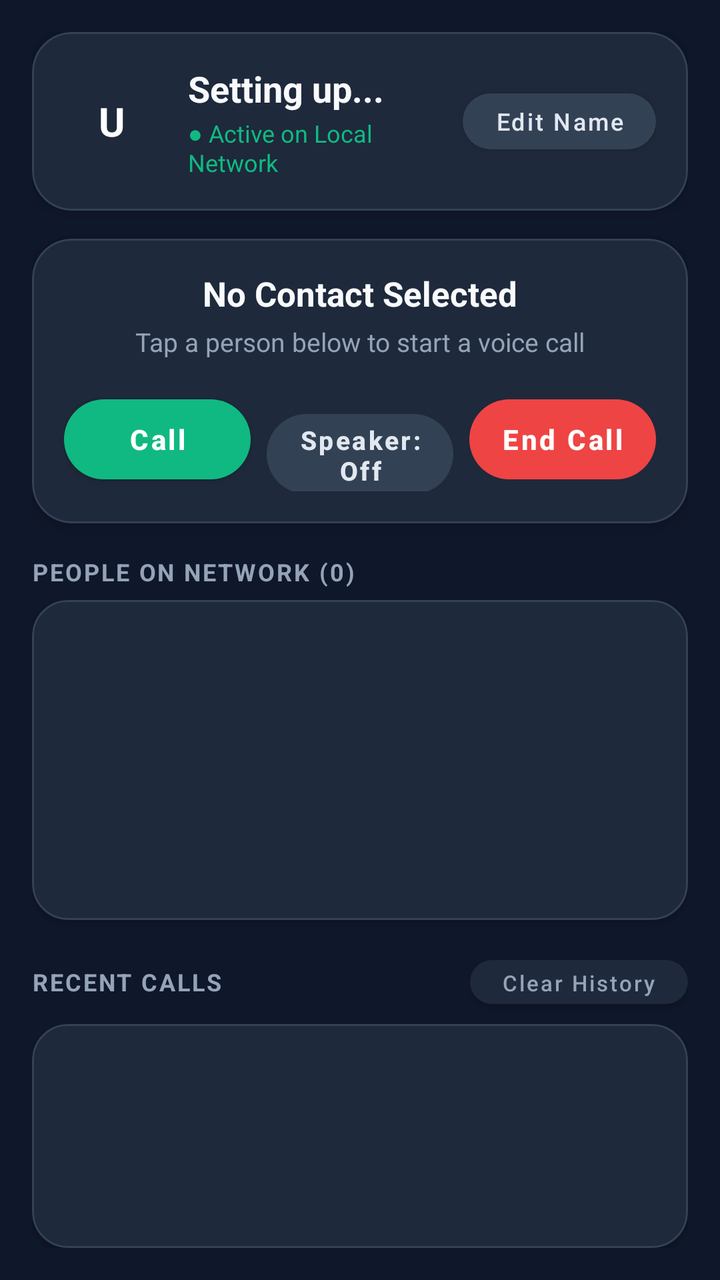
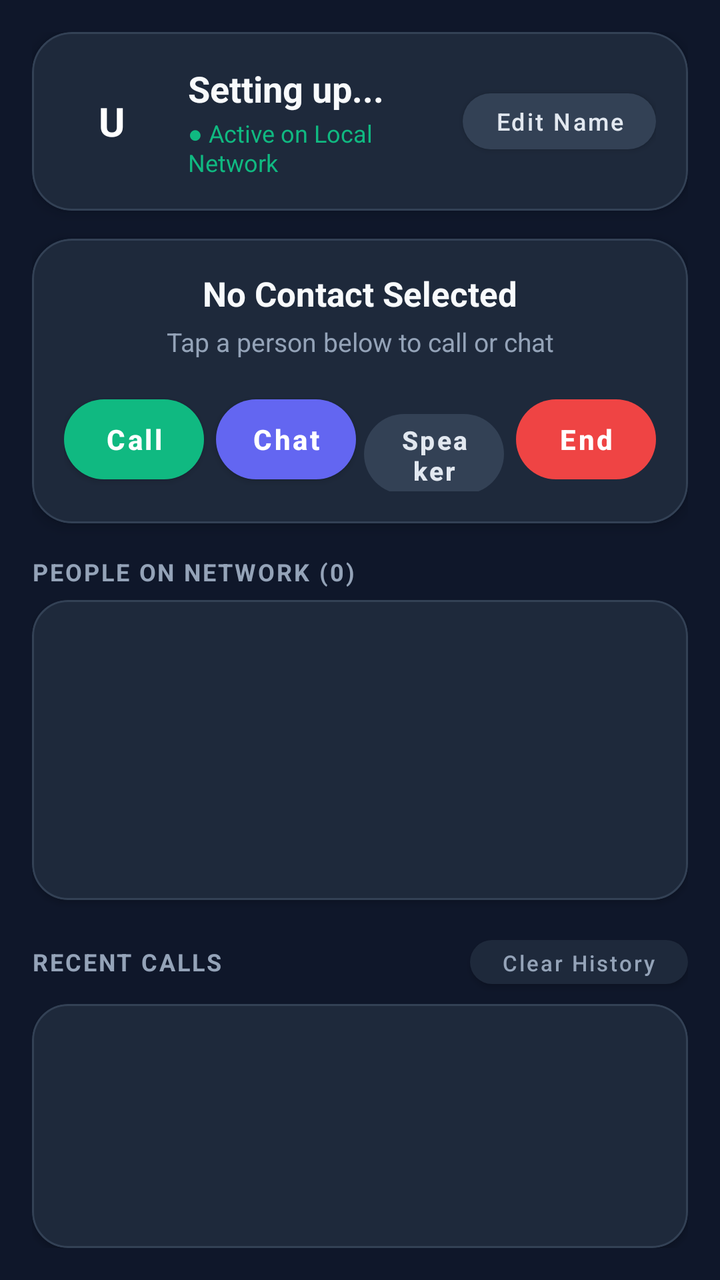

Compare the two renders of this Android layout. The source of the first and the diff that turns it into the second are given below.
<!-- AndroidManifest.xml: application theme Theme.MaterialComponents.DayNight.NoActionBar -->
<!-- res/layout/activity_main.xml -->
<?xml version="1.0" encoding="utf-8"?>
<LinearLayout xmlns:android="http://schemas.android.com/apk/res/android"
    xmlns:app="http://schemas.android.com/apk/res-auto"
    android:layout_width="match_parent"
    android:layout_height="match_parent"
    android:orientation="vertical"
    android:background="#0F172A"
    android:padding="16dp">

    <com.google.android.material.card.MaterialCardView
        android:layout_width="match_parent"
        android:layout_height="wrap_content"
        app:cardBackgroundColor="#1E293B"
        app:cardCornerRadius="20dp"
        app:cardElevation="4dp"
        app:strokeColor="#334155"
        app:strokeWidth="1dp">

        <LinearLayout
            android:layout_width="match_parent"
            android:layout_height="wrap_content"
            android:orientation="horizontal"
            android:padding="16dp"
            android:gravity="center_vertical">

            <TextView
                android:id="@+id/tvAvatarInitial"
                android:layout_width="48dp"
                android:layout_height="48dp"
                android:gravity="center"
                android:text="U"
                android:textColor="#FFFFFF"
                android:textSize="20sp"
                android:textStyle="bold" />

            <LinearLayout
                android:layout_width="0dp"
                android:layout_height="wrap_content"
                android:layout_weight="1"
                android:orientation="vertical"
                android:layout_marginStart="14dp">

                <TextView
                    android:id="@+id/tvUsername"
                    android:layout_width="wrap_content"
                    android:layout_height="wrap_content"
                    android:text="Setting up..."
                    android:textColor="#F8FAFC"
                    android:textSize="18sp"
                    android:textStyle="bold" />

                <TextView
                    android:id="@+id/tvNetworkStatus"
                    android:layout_width="wrap_content"
                    android:layout_height="wrap_content"
                    android:text="● Active on Local Network"
                    android:textColor="#10B981"
                    android:textSize="12sp"
                    android:layout_marginTop="2dp" />
            </LinearLayout>

            <com.google.android.material.button.MaterialButton
                android:id="@+id/btnChangeName"
                android:layout_width="wrap_content"
                android:layout_height="40dp"
                android:text="Edit Name"
                android:textSize="12sp"
                android:textAllCaps="false"
                android:textColor="#E2E8F0"
                app:backgroundTint="#334155"
                app:cornerRadius="20dp" />
        </LinearLayout>
    </com.google.android.material.card.MaterialCardView>

    <com.google.android.material.card.MaterialCardView
        android:id="@+id/cardStatus"
        android:layout_width="match_parent"
        android:layout_height="wrap_content"
        android:layout_marginTop="14dp"
        app:cardBackgroundColor="#1E293B"
        app:cardCornerRadius="20dp"
        app:cardElevation="4dp"
        app:strokeColor="#334155"
        app:strokeWidth="1dp">

        <LinearLayout
            android:layout_width="match_parent"
            android:layout_height="wrap_content"
            android:orientation="vertical"
            android:padding="16dp">

            <TextView
                android:id="@+id/tvStatusTitle"
                android:layout_width="match_parent"
                android:layout_height="wrap_content"
                android:text="No Contact Selected"
                android:textColor="#F8FAFC"
                android:textSize="17sp"
                android:textStyle="bold"
                android:gravity="center" />

            <TextView
                android:id="@+id/tvStatusSubtitle"
                android:layout_width="match_parent"
                android:layout_height="wrap_content"
                android:text="Tap a person below to start a voice call"
                android:textColor="#94A3B8"
                android:textSize="13sp"
                android:gravity="center"
                android:layout_marginTop="4dp" />

            <LinearLayout
                android:layout_width="match_parent"
                android:layout_height="wrap_content"
                android:orientation="horizontal"
                android:layout_marginTop="14dp">

                <com.google.android.material.button.MaterialButton
                    android:id="@+id/btnCall"
                    android:layout_width="0dp"
                    android:layout_height="52dp"
                    android:layout_weight="1"
                    android:text="Call"
                    android:textSize="14sp"
                    android:textStyle="bold"
                    android:textAllCaps="false"
                    android:textColor="#FFFFFF"
                    app:backgroundTint="#10B981"
                    app:cornerRadius="26dp"
                    android:layout_marginEnd="4dp" />

                <com.google.android.material.button.MaterialButton
                    android:id="@+id/btnSpeaker"
                    android:layout_width="0dp"
                    android:layout_height="52dp"
                    android:layout_weight="1"
                    android:text="Speaker: Off"
                    android:textSize="13sp"
                    android:textStyle="bold"
                    android:textAllCaps="false"
                    android:textColor="#E2E8F0"
                    android:enabled="false"
                    app:backgroundTint="#334155"
                    app:cornerRadius="26dp"
                    android:layout_marginStart="4dp"
                    android:layout_marginEnd="4dp" />

                <com.google.android.material.button.MaterialButton
                    android:id="@+id/btnEndCall"
                    android:layout_width="0dp"
                    android:layout_height="52dp"
                    android:layout_weight="1"
                    android:text="End Call"
                    android:textSize="14sp"
                    android:textStyle="bold"
                    android:textAllCaps="false"
                    android:textColor="#FFFFFF"
                    android:enabled="false"
                    app:backgroundTint="#EF4444"
                    app:cornerRadius="26dp"
                    android:layout_marginStart="4dp" />
            </LinearLayout>
        </LinearLayout>
    </com.google.android.material.card.MaterialCardView>

    <TextView
        android:id="@+id/tvDeviceCount"
        android:layout_width="match_parent"
        android:layout_height="wrap_content"
        android:text="PEOPLE ON NETWORK (0)"
        android:textColor="#94A3B8"
        android:textSize="12sp"
        android:textStyle="bold"
        android:letterSpacing="0.08"
        android:layout_marginTop="16dp"
        android:layout_marginBottom="6dp" />

    <com.google.android.material.card.MaterialCardView
        android:layout_width="match_parent"
        android:layout_height="160dp"
        app:cardBackgroundColor="#1E293B"
        app:cardCornerRadius="18dp"
        app:cardElevation="2dp"
        app:strokeColor="#334155"
        app:strokeWidth="1dp">

        <ListView
            android:id="@+id/lvDevices"
            android:layout_width="match_parent"
            android:layout_height="match_parent"
            android:divider="@android:color/transparent"
            android:dividerHeight="6dp"
            android:padding="8dp"
            android:clipToPadding="false" />
    </com.google.android.material.card.MaterialCardView>

    <LinearLayout
        android:layout_width="match_parent"
        android:layout_height="wrap_content"
        android:orientation="horizontal"
        android:gravity="center_vertical"
        android:layout_marginTop="14dp"
        android:layout_marginBottom="4dp">

        <TextView
            android:layout_width="0dp"
            android:layout_height="wrap_content"
            android:layout_weight="1"
            android:text="RECENT CALLS"
            android:textColor="#94A3B8"
            android:textSize="12sp"
            android:textStyle="bold"
            android:letterSpacing="0.08" />

        <com.google.android.material.button.MaterialButton
            android:id="@+id/btnClearLogs"
            android:layout_width="wrap_content"
            android:layout_height="34dp"
            android:text="Clear History"
            android:textSize="11sp"
            android:textAllCaps="false"
            android:textColor="#94A3B8"
            app:backgroundTint="#1E293B"
            app:cornerRadius="17dp" />
    </LinearLayout>

    <com.google.android.material.card.MaterialCardView
        android:layout_width="match_parent"
        android:layout_height="0dp"
        android:layout_weight="1"
        app:cardBackgroundColor="#1E293B"
        app:cardCornerRadius="18dp"
        app:cardElevation="2dp"
        app:strokeColor="#334155"
        app:strokeWidth="1dp">

        <ListView
            android:id="@+id/lvCallLogs"
            android:layout_width="match_parent"
            android:layout_height="match_parent"
            android:divider="#334155"
            android:dividerHeight="1dp"
            android:padding="8dp"
            android:clipToPadding="false" />
    </com.google.android.material.card.MaterialCardView>

</LinearLayout>
<!-- resources referenced by this layout -->
<resources>

</resources>

<!-- the commit's change to res/layout/activity_main.xml (unified diff, before → after) -->
@@ -1,247 +1,385 @@
 <?xml version="1.0" encoding="utf-8"?>
-<LinearLayout xmlns:android="http://schemas.android.com/apk/res/android"
+<FrameLayout xmlns:android="http://schemas.android.com/apk/res/android"
     xmlns:app="http://schemas.android.com/apk/res-auto"
+    android:id="@+id/rootContainer"
     android:layout_width="match_parent"
     android:layout_height="match_parent"
-    android:orientation="vertical"
-    android:background="#0F172A"
-    android:padding="16dp">
-
-    <com.google.android.material.card.MaterialCardView
+    android:background="#0F172A">
+
+    
+    <LinearLayout
+        android:id="@+id/layoutMain"
         android:layout_width="match_parent"
-        android:layout_height="wrap_content"
-        app:cardBackgroundColor="#1E293B"
-        app:cardCornerRadius="20dp"
-        app:cardElevation="4dp"
-        app:strokeColor="#334155"
-        app:strokeWidth="1dp">
-
-        <LinearLayout
-            android:layout_width="match_parent"
-            android:layout_height="wrap_content"
-            android:orientation="horizontal"
-            android:padding="16dp"
-            android:gravity="center_vertical">
-
-            <TextView
-                android:id="@+id/tvAvatarInitial"
-                android:layout_width="48dp"
-                android:layout_height="48dp"
-                android:gravity="center"
-                android:text="U"
-                android:textColor="#FFFFFF"
-                android:textSize="20sp"
-                android:textStyle="bold" />
-
-            <LinearLayout
-                android:layout_width="0dp"
-                android:layout_height="wrap_content"
-                android:layout_weight="1"
-                android:orientation="vertical"
-                android:layout_marginStart="14dp">
-
-                <TextView
-                    android:id="@+id/tvUsername"
-                    android:layout_width="wrap_content"
-                    android:layout_height="wrap_content"
-                    android:text="Setting up..."
-                    android:textColor="#F8FAFC"
-                    android:textSize="18sp"
-                    android:textStyle="bold" />
-
-                <TextView
-                    android:id="@+id/tvNetworkStatus"
-                    android:layout_width="wrap_content"
-                    android:layout_height="wrap_content"
-                    android:text="● Active on Local Network"
-                    android:textColor="#10B981"
-                    android:textSize="12sp"
-                    android:layout_marginTop="2dp" />
-            </LinearLayout>
-
-            <com.google.android.material.button.MaterialButton
-                android:id="@+id/btnChangeName"
-                android:layout_width="wrap_content"
-                android:layout_height="40dp"
-                android:text="Edit Name"
-                android:textSize="12sp"
-                android:textAllCaps="false"
-                android:textColor="#E2E8F0"
-                app:backgroundTint="#334155"
-                app:cornerRadius="20dp" />
-        </LinearLayout>
-    </com.google.android.material.card.MaterialCardView>
-
-    <com.google.android.material.card.MaterialCardView
-        android:id="@+id/cardStatus"
-        android:layout_width="match_parent"
-        android:layout_height="wrap_content"
-        android:layout_marginTop="14dp"
-        app:cardBackgroundColor="#1E293B"
-        app:cardCornerRadius="20dp"
-        app:cardElevation="4dp"
-        app:strokeColor="#334155"
-        app:strokeWidth="1dp">
-
-        <LinearLayout
-            android:layout_width="match_parent"
-            android:layout_height="wrap_content"
-            android:orientation="vertical"
-            android:padding="16dp">
-
-            <TextView
-                android:id="@+id/tvStatusTitle"
-                android:layout_width="match_parent"
-                android:layout_height="wrap_content"
-                android:text="No Contact Selected"
-                android:textColor="#F8FAFC"
-                android:textSize="17sp"
-                android:textStyle="bold"
-                android:gravity="center" />
-
-            <TextView
-                android:id="@+id/tvStatusSubtitle"
-                android:layout_width="match_parent"
-                android:layout_height="wrap_content"
-                android:text="Tap a person below to start a voice call"
-                android:textColor="#94A3B8"
-                android:textSize="13sp"
-                android:gravity="center"
-                android:layout_marginTop="4dp" />
+        android:layout_height="match_parent"
+        android:orientation="vertical"
+        android:padding="16dp">
+
+        <com.google.android.material.card.MaterialCardView
+            android:layout_width="match_parent"
+            android:layout_height="wrap_content"
+            app:cardBackgroundColor="#1E293B"
+            app:cardCornerRadius="20dp"
+            app:cardElevation="4dp"
+            app:strokeColor="#334155"
+            app:strokeWidth="1dp">
 
             <LinearLayout
                 android:layout_width="match_parent"
                 android:layout_height="wrap_content"
                 android:orientation="horizontal"
-                android:layout_marginTop="14dp">
+                android:padding="16dp"
+                android:gravity="center_vertical">
+
+                <TextView
+                    android:id="@+id/tvAvatarInitial"
+                    android:layout_width="48dp"
+                    android:layout_height="48dp"
+                    android:gravity="center"
+                    android:text="U"
+                    android:textColor="#FFFFFF"
+                    android:textSize="20sp"
+                    android:textStyle="bold" />
+
+                <LinearLayout
+                    android:layout_width="0dp"
+                    android:layout_height="wrap_content"
+                    android:layout_weight="1"
+                    android:orientation="vertical"
+                    android:layout_marginStart="14dp">
+
+                    <TextView
+                        android:id="@+id/tvUsername"
+                        android:layout_width="wrap_content"
+                        android:layout_height="wrap_content"
+                        android:text="Setting up..."
+                        android:textColor="#F8FAFC"
+                        android:textSize="18sp"
+                        android:textStyle="bold" />
+
+                    <TextView
+                        android:id="@+id/tvNetworkStatus"
+                        android:layout_width="wrap_content"
+                        android:layout_height="wrap_content"
+                        android:text="● Active on Local Network"
+                        android:textColor="#10B981"
+                        android:textSize="12sp"
+                        android:layout_marginTop="2dp" />
+                </LinearLayout>
 
                 <com.google.android.material.button.MaterialButton
-                    android:id="@+id/btnCall"
-                    android:layout_width="0dp"
-                    android:layout_height="52dp"
-                    android:layout_weight="1"
-                    android:text="Call"
-                    android:textSize="14sp"
-                    android:textStyle="bold"
-                    android:textAllCaps="false"
-                    android:textColor="#FFFFFF"
-                    app:backgroundTint="#10B981"
-                    app:cornerRadius="26dp"
-                    android:layout_marginEnd="4dp" />
-
-                <com.google.android.material.button.MaterialButton
-                    android:id="@+id/btnSpeaker"
-                    android:layout_width="0dp"
-                    android:layout_height="52dp"
-                    android:layout_weight="1"
-                    android:text="Speaker: Off"
-                    android:textSize="13sp"
-                    android:textStyle="bold"
+                    android:id="@+id/btnChangeName"
+                    android:layout_width="wrap_content"
+                    android:layout_height="40dp"
+                    android:text="Edit Name"
+                    android:textSize="12sp"
                     android:textAllCaps="false"
                     android:textColor="#E2E8F0"
-                    android:enabled="false"
                     app:backgroundTint="#334155"
-                    app:cornerRadius="26dp"
-                    android:layout_marginStart="4dp"
-                    android:layout_marginEnd="4dp" />
-
-                <com.google.android.material.button.MaterialButton
-                    android:id="@+id/btnEndCall"
-                    android:layout_width="0dp"
-                    android:layout_height="52dp"
-                    android:layout_weight="1"
-                    android:text="End Call"
-                    android:textSize="14sp"
+                    app:cornerRadius="20dp" />
+            </LinearLayout>
+        </com.google.android.material.card.MaterialCardView>
+
+        <com.google.android.material.card.MaterialCardView
+            android:id="@+id/cardStatus"
+            android:layout_width="match_parent"
+            android:layout_height="wrap_content"
+            android:layout_marginTop="14dp"
+            app:cardBackgroundColor="#1E293B"
+            app:cardCornerRadius="20dp"
+            app:cardElevation="4dp"
+            app:strokeColor="#334155"
+            app:strokeWidth="1dp">
+
+            <LinearLayout
+                android:layout_width="match_parent"
+                android:layout_height="wrap_content"
+                android:orientation="vertical"
+                android:padding="16dp">
+
+                <TextView
+                    android:id="@+id/tvStatusTitle"
+                    android:layout_width="match_parent"
+                    android:layout_height="wrap_content"
+                    android:text="No Contact Selected"
+                    android:textColor="#F8FAFC"
+                    android:textSize="17sp"
                     android:textStyle="bold"
-                    android:textAllCaps="false"
-                    android:textColor="#FFFFFF"
-                    android:enabled="false"
-                    app:backgroundTint="#EF4444"
-                    app:cornerRadius="26dp"
-                    android:layout_marginStart="4dp" />
+                    android:gravity="center" />
+
+                <TextView
+                    android:id="@+id/tvStatusSubtitle"
+                    android:layout_width="match_parent"
+                    android:layout_height="wrap_content"
+                    android:text="Tap a person below to call or chat"
+                    android:textColor="#94A3B8"
+                    android:textSize="13sp"
+                    android:gravity="center"
+                    android:layout_marginTop="4dp" />
+
+                <LinearLayout
+                    android:layout_width="match_parent"
+                    android:layout_height="wrap_content"
+                    android:orientation="horizontal"
+                    android:layout_marginTop="14dp">
+
+                    <com.google.android.material.button.MaterialButton
+                        android:id="@+id/btnCall"
+                        android:layout_width="0dp"
+                        android:layout_height="52dp"
+                        android:layout_weight="1"
+                        android:text="Call"
+                        android:textSize="14sp"
+                        android:textStyle="bold"
+                        android:textAllCaps="false"
+                        android:textColor="#FFFFFF"
+                        app:backgroundTint="#10B981"
+                        app:cornerRadius="26dp"
+                        android:layout_marginEnd="4dp" />
+
+                    <com.google.android.material.button.MaterialButton
+                        android:id="@+id/btnOpenChat"
+                        android:layout_width="0dp"
+                        android:layout_height="52dp"
+                        android:layout_weight="1"
+                        android:text="Chat"
+                        android:textSize="14sp"
+                        android:textStyle="bold"
+                        android:textAllCaps="false"
+                        android:textColor="#FFFFFF"
+                        app:backgroundTint="#6366F1"
+                        app:cornerRadius="26dp"
+                        android:layout_marginStart="2dp"
+                        android:layout_marginEnd="2dp" />
+
+                    <com.google.android.material.button.MaterialButton
+                        android:id="@+id/btnSpeaker"
+                        android:layout_width="0dp"
+                        android:layout_height="52dp"
+                        android:layout_weight="1"
+                        android:text="Speaker"
+                        android:textSize="13sp"
+                        android:textStyle="bold"
+                        android:textAllCaps="false"
+                        android:textColor="#E2E8F0"
+                        android:enabled="false"
+                        app:backgroundTint="#334155"
+                        app:cornerRadius="26dp"
+                        android:layout_marginStart="2dp"
+                        android:layout_marginEnd="2dp" />
+
+                    <com.google.android.material.button.MaterialButton
+                        android:id="@+id/btnEndCall"
+                        android:layout_width="0dp"
+                        android:layout_height="52dp"
+                        android:layout_weight="1"
+                        android:text="End"
+                        android:textSize="14sp"
+                        android:textStyle="bold"
+                        android:textAllCaps="false"
+                        android:textColor="#FFFFFF"
+                        android:enabled="false"
+                        app:backgroundTint="#EF4444"
+                        app:cornerRadius="26dp"
+                        android:layout_marginStart="4dp" />
+                </LinearLayout>
             </LinearLayout>
-        </LinearLayout>
-    </com.google.android.material.card.MaterialCardView>
-
-    <TextView
-        android:id="@+id/tvDeviceCount"
-        android:layout_width="match_parent"
-        android:layout_height="wrap_content"
-        android:text="PEOPLE ON NETWORK (0)"
-        android:textColor="#94A3B8"
-        android:textSize="12sp"
-        android:textStyle="bold"
-        android:letterSpacing="0.08"
-        android:layout_marginTop="16dp"
-        android:layout_marginBottom="6dp" />
-
-    <com.google.android.material.card.MaterialCardView
-        android:layout_width="match_parent"
-        android:layout_height="160dp"
-        app:cardBackgroundColor="#1E293B"
-        app:cardCornerRadius="18dp"
-        app:cardElevation="2dp"
-        app:strokeColor="#334155"
-        app:strokeWidth="1dp">
-
-        <ListView
-            android:id="@+id/lvDevices"
-            android:layout_width="match_parent"
-            android:layout_height="match_parent"
-            android:divider="@android:color/transparent"
-            android:dividerHeight="6dp"
-            android:padding="8dp"
-            android:clipToPadding="false" />
-    </com.google.android.material.card.MaterialCardView>
-
-    <LinearLayout
-        android:layout_width="match_parent"
-        android:layout_height="wrap_content"
-        android:orientation="horizontal"
-        android:gravity="center_vertical"
-        android:layout_marginTop="14dp"
-        android:layout_marginBottom="4dp">
+        </com.google.android.material.card.MaterialCardView>
 
         <TextView
-            android:layout_width="0dp"
-            android:layout_height="wrap_content"
-            android:layout_weight="1"
-            android:text="RECENT CALLS"
+            android:id="@+id/tvDeviceCount"
+            android:layout_width="match_parent"
+            android:layout_height="wrap_content"
+            android:text="PEOPLE ON NETWORK (0)"
             android:textColor="#94A3B8"
             android:textSize="12sp"
             android:textStyle="bold"
-            android:letterSpacing="0.08" />
-
-        <com.google.android.material.button.MaterialButton
-            android:id="@+id/btnClearLogs"
-            android:layout_width="wrap_content"
-            android:layout_height="34dp"
-            android:text="Clear History"
-            android:textSize="11sp"
-            android:textAllCaps="false"
-            android:textColor="#94A3B8"
-            app:backgroundTint="#1E293B"
-            app:cornerRadius="17dp" />
+            android:letterSpacing="0.08"
+            android:layout_marginTop="16dp"
+            android:layout_marginBottom="6dp" />
+
+        <com.google.android.material.card.MaterialCardView
+            android:layout_width="match_parent"
+            android:layout_height="150dp"
+            app:cardBackgroundColor="#1E293B"
+            app:cardCornerRadius="18dp"
+            app:cardElevation="2dp"
+            app:strokeColor="#334155"
+            app:strokeWidth="1dp">
+
+            <ListView
+                android:id="@+id/lvDevices"
+                android:layout_width="match_parent"
+                android:layout_height="match_parent"
+                android:divider="@android:color/transparent"
+                android:dividerHeight="6dp"
+                android:padding="8dp"
+                android:clipToPadding="false" />
+        </com.google.android.material.card.MaterialCardView>
+
+        <LinearLayout
+            android:layout_width="match_parent"
+            android:layout_height="wrap_content"
+            android:orientation="horizontal"
+            android:gravity="center_vertical"
+            android:layout_marginTop="14dp"
+            android:layout_marginBottom="4dp">
+
+            <TextView
+                android:layout_width="0dp"
+                android:layout_height="wrap_content"
+                android:layout_weight="1"
+                android:text="RECENT CALLS"
+                android:textColor="#94A3B8"
+                android:textSize="12sp"
+                android:textStyle="bold"
+                android:letterSpacing="0.08" />
+
+            <com.google.android.material.button.MaterialButton
+                android:id="@+id/btnClearLogs"
+                android:layout_width="wrap_content"
+                android:layout_height="34dp"
+                android:text="Clear History"
+                android:textSize="11sp"
+                android:textAllCaps="false"
+                android:textColor="#94A3B8"
+                app:backgroundTint="#1E293B"
+                app:cornerRadius="17dp" />
+        </LinearLayout>
+
+        <com.google.android.material.card.MaterialCardView
+            android:layout_width="match_parent"
+            android:layout_height="0dp"
+            android:layout_weight="1"
+            app:cardBackgroundColor="#1E293B"
+            app:cardCornerRadius="18dp"
+            app:cardElevation="2dp"
+            app:strokeColor="#334155"
+            app:strokeWidth="1dp">
+
+            <ListView
+                android:id="@+id/lvCallLogs"
+                android:layout_width="match_parent"
+                android:layout_height="match_parent"
+                android:divider="#334155"
+                android:dividerHeight="1dp"
+                android:padding="8dp"
+                android:clipToPadding="false" />
+        </com.google.android.material.card.MaterialCardView>
+
     </LinearLayout>
 
-    <com.google.android.material.card.MaterialCardView
+    
+    <LinearLayout
+        android:id="@+id/layoutChat"
         android:layout_width="match_parent"
-        android:layout_height="0dp"
-        android:layout_weight="1"
-        app:cardBackgroundColor="#1E293B"
-        app:cardCornerRadius="18dp"
-        app:cardElevation="2dp"
-        app:strokeColor="#334155"
-        app:strokeWidth="1dp">
+        android:layout_height="match_parent"
+        android:orientation="vertical"
+        android:background="#0F172A"
+        android:visibility="gone">
+
+        <LinearLayout
+            android:layout_width="match_parent"
+            android:layout_height="wrap_content"
+            android:orientation="horizontal"
+            android:gravity="center_vertical"
+            android:background="#1E293B"
+            android:paddingStart="12dp"
+            android:paddingEnd="12dp"
+            android:paddingTop="12dp"
+            android:paddingBottom="12dp">
+
+            <TextView
+                android:id="@+id/btnBackFromChat"
+                android:layout_width="wrap_content"
+                android:layout_height="wrap_content"
+                android:text="‹"
+                android:textColor="#F8FAFC"
+                android:textSize="32sp"
+                android:paddingStart="4dp"
+                android:paddingEnd="12dp" />
+
+            <LinearLayout
+                android:layout_width="0dp"
+                android:layout_height="wrap_content"
+                android:layout_weight="1"
+                android:orientation="vertical">
+
+                <TextView
+                    android:id="@+id/tvChatTitle"
+                    android:layout_width="wrap_content"
+                    android:layout_height="wrap_content"
+                    android:text="Chat with User"
+                    android:textColor="#F8FAFC"
+                    android:textSize="17sp"
+                    android:textStyle="bold" />
+
+                <TextView
+                    android:id="@+id/tvChatSubtitle"
+                    android:layout_width="wrap_content"
+                    android:layout_height="wrap_content"
+                    android:text="● Online on LAN"
+                    android:textColor="#10B981"
+                    android:textSize="12sp" />
+            </LinearLayout>
+
+            <com.google.android.material.button.MaterialButton
+                android:id="@+id/btnClearChat"
+                android:layout_width="wrap_content"
+                android:layout_height="36dp"
+                android:text="Clear"
+                android:textSize="11sp"
+                android:textAllCaps="false"
+                android:textColor="#94A3B8"
+                app:backgroundTint="#334155"
+                app:cornerRadius="18dp" />
+        </LinearLayout>
 
         <ListView
-            android:id="@+id/lvCallLogs"
-            android:layout_width="match_parent"
-            android:layout_height="match_parent"
-            android:divider="#334155"
-            android:dividerHeight="1dp"
-            android:padding="8dp"
-            android:clipToPadding="false" />
-    </com.google.android.material.card.MaterialCardView>
-
-</LinearLayout>
+            android:id="@+id/lvChatMessages"
+            android:layout_width="match_parent"
+            android:layout_height="0dp"
+            android:layout_weight="1"
+            android:divider="@android:color/transparent"
+            android:dividerHeight="8dp"
+            android:padding="12dp"
+            android:clipToPadding="false"
+            android:transcriptMode="alwaysScroll" />
+
+        <LinearLayout
+            android:layout_width="match_parent"
+            android:layout_height="wrap_content"
+            android:orientation="horizontal"
+            android:gravity="center_vertical"
+            android:background="#1E293B"
+            android:padding="10dp">
+
+            <EditText
+                android:id="@+id/etChatMessage"
+                android:layout_width="0dp"
+                android:layout_height="wrap_content"
+                android:layout_weight="1"
+                android:hint="Type a message..."
+                android:hintTextColor="#64748B"
+                android:textColor="#F8FAFC"
+                android:textSize="15sp"
+                android:paddingStart="16dp"
+                android:paddingEnd="16dp"
+                android:paddingTop="10dp"
+                android:paddingBottom="10dp"
+                android:background="@android:color/transparent" />
+
+            <com.google.android.material.button.MaterialButton
+                android:id="@+id/btnSendChat"
+                android:layout_width="wrap_content"
+                android:layout_height="44dp"
+                android:text="Send"
+                android:textSize="13sp"
+                android:textAllCaps="false"
+                android:textColor="#FFFFFF"
+                app:backgroundTint="#6366F1"
+                app:cornerRadius="22dp"
+                android:layout_marginStart="8dp" />
+        </LinearLayout>
+    </LinearLayout>
+
+</FrameLayout>
